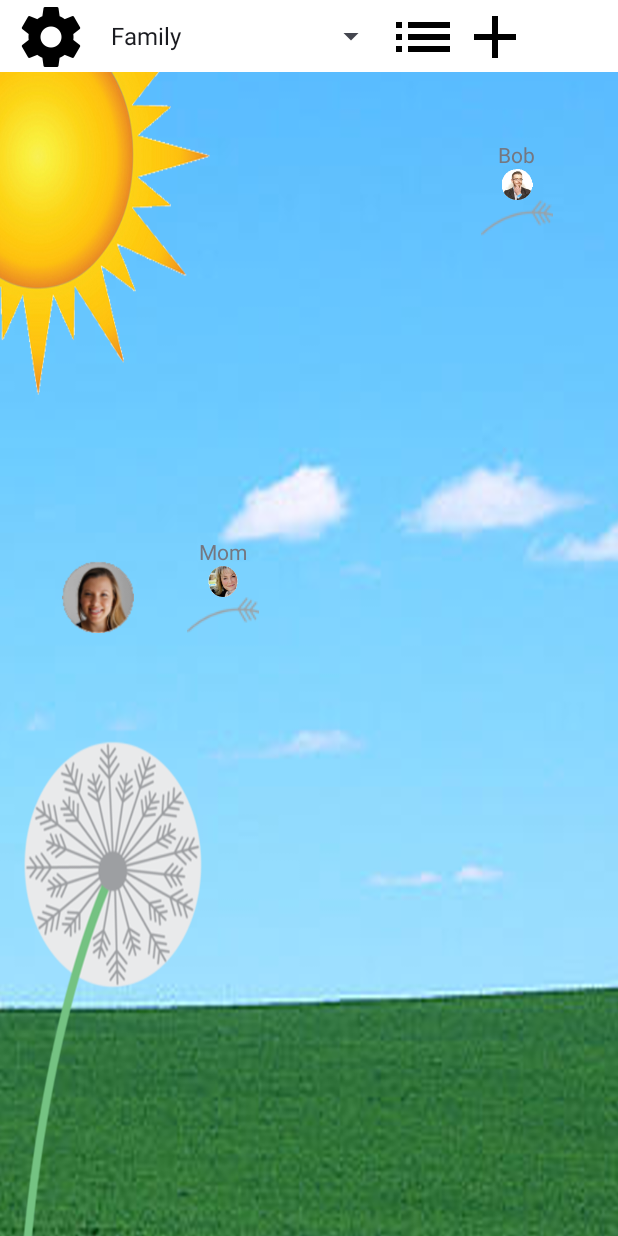
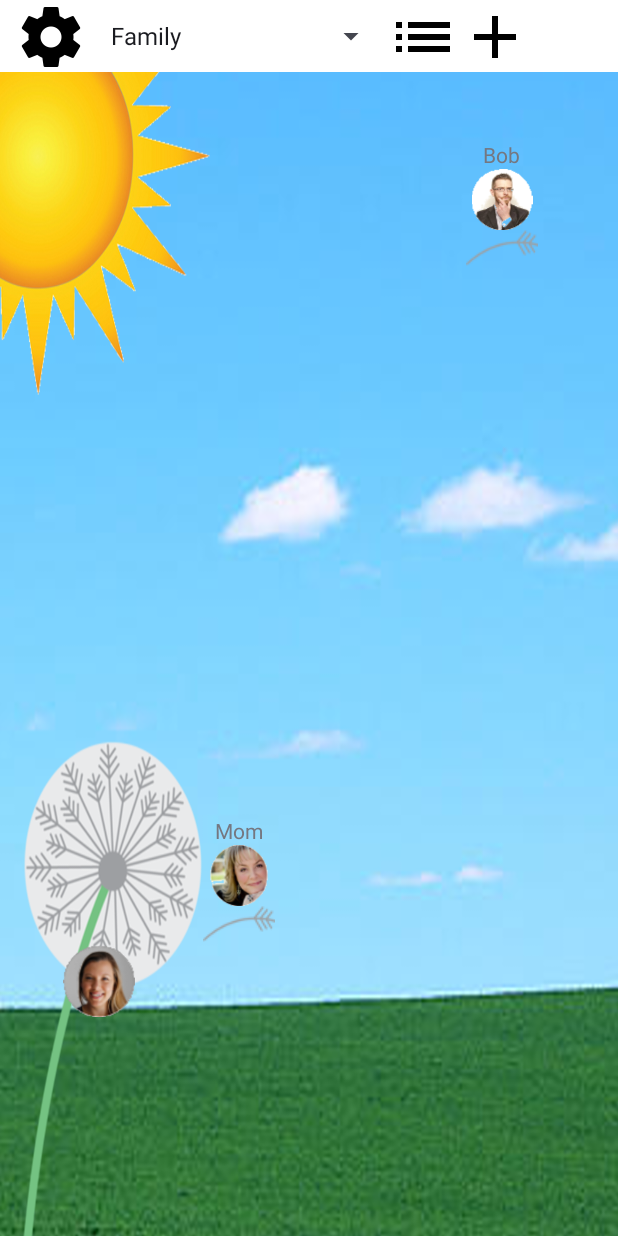
Before and after one commit to csjacob2/cs465-F2015, an Android app: the screen it shows after launch (MainActivity), on a phone screen of 412 x 824 dp. Run offline under Robolectric (Android 15) with nearby library versions, the phone set to English and light mode, and no system bars.

Commit message:
final prototype, updated picture sizes on main screen

```diff
--- a/CS465Messager/app/src/main/java/com/messager/og2/cs465/cs465messager/MessageViewActivity.java
+++ b/CS465Messager/app/src/main/java/com/messager/og2/cs465/cs465messager/MessageViewActivity.java
@@ -13,12 +13,12 @@ public class MessageViewActivity extends Activity {
     static Conversation[] conversations = {
             new Conversation(MainActivity.contacts.get(0), // Who the conversation is with. Bob, in this case.
                     new ConversationEntry[] {              // Individual chat entries.
-                            new ConversationEntry(MainActivity.me, "Hey"),
+                            new ConversationEntry(MainActivity.me, "Hey Bob"),
                             new ConversationEntry(MainActivity.contacts.get(0), "What's up?"),
-                            new ConversationEntry(MainActivity.me, "Nothing! Blah blah blah blah this is a very long line."),
-                            new ConversationEntry(MainActivity.contacts.get(0), "Indeed that was a very long line..."),
-                            new ConversationEntry(MainActivity.contacts.get(0), "Exciting!"),
-                            new ConversationEntry(MainActivity.me, "right..."),
+                            new ConversationEntry(MainActivity.me, "I was wondering if you had time to meet up"),
+                            new ConversationEntry(MainActivity.contacts.get(0), "That'd be great, when would you like to do that?"),
+                            new ConversationEntry(MainActivity.contacts.get(0), "Get back to me when you are free."),
+                            new ConversationEntry(MainActivity.me, "Will do! It'll be soon I promise!"),
                     },
                     true, // Urgent flag.
                     7),   // Days since last contacted.
--- a/CS465Messager/app/src/main/res/layout/activity_main.xml
+++ b/CS465Messager/app/src/main/res/layout/activity_main.xml
@@ -13,8 +13,8 @@
     tools:context=".MainActivity">
 
     <LinearLayout
-        android:layout_width="64dp"
-        android:layout_height="64dp"
+        android:layout_width="84dp"
+        android:layout_height="84dp"
         android:layout_marginEnd="35dp"
         android:id="@+id/diag_far"
         android:orientation="vertical"
@@ -25,8 +25,8 @@
     </LinearLayout>
 
     <LinearLayout
-        android:layout_width="64dp"
-        android:layout_height="64dp"
+        android:layout_width="84dp"
+        android:layout_height="84dp"
         android:id="@+id/diag_mid"
         android:orientation="vertical"
         android:layout_marginTop="27dp"
@@ -36,12 +36,12 @@
     </LinearLayout>
 
     <LinearLayout
-        android:layout_width="64dp"
-        android:layout_height="64dp"
+        android:layout_width="84dp"
+        android:layout_height="84dp"
         android:id="@+id/diag_near"
         android:orientation="vertical"
         android:layout_marginStart="27dp"
-        android:layout_marginTop="28dp"
+        android:layout_marginTop="80dp"
         android:layout_below="@+id/diag_mid"
         android:layout_toEndOf="@+id/button" />
 
@@ -85,56 +85,56 @@
         android:layout_height="48dp"
         android:src="@drawable/ppc1"
         android:id="@+id/button"
-        android:layout_marginStart="41dp"
-        android:layout_below="@+id/diag_near"
+        android:layout_marginStart="42dp"
+        android:onClick="userProfilePicClicked"
+        android:layout_alignParentBottom="true"
         android:layout_alignParentStart="true"
-        android:layout_marginTop="33dp"
-        android:onClick="userProfilePicClicked"
-        />
+        android:layout_marginBottom="146dp" />
 
     <LinearLayout
-        android:layout_width="64dp"
-        android:layout_height="64dp"
+        android:layout_width="84dp"
+        android:layout_height="84dp"
         android:id="@+id/top_near"
         android:orientation="vertical"
         android:layout_below="@+id/diag_mid"
         android:layout_alignEnd="@+id/button" />
 
     <LinearLayout
-        android:layout_width="64dp"
-        android:layout_height="64dp"
+        android:layout_width="84dp"
+        android:layout_height="84dp"
         android:id="@+id/top_mid"
         android:orientation="vertical"
         android:layout_below="@+id/diag_far"
         android:layout_alignStart="@+id/top_near" />
 
     <LinearLayout
-        android:layout_width="64dp"
-        android:layout_height="64dp"
+        android:layout_width="84dp"
+        android:layout_height="84dp"
         android:id="@+id/top_far"
         android:orientation="vertical"
         android:layout_below="@+id/linearLayout"
         android:layout_alignStart="@+id/top_mid" />
 
     <LinearLayout
-        android:layout_width="64dp"
-        android:layout_height="64dp"
+        android:layout_width="84dp"
+        android:layout_height="84dp"
         android:id="@+id/bottom_near"
         android:orientation="vertical"
+        android:layout_marginBottom="50dp"
         android:layout_alignBottom="@+id/button"
         android:layout_alignStart="@+id/diag_near" />
 
     <LinearLayout
-        android:layout_width="64dp"
-        android:layout_height="64dp"
+        android:layout_width="84dp"
+        android:layout_height="84dp"
         android:id="@+id/bottom_mid"
         android:orientation="vertical"
         android:layout_alignTop="@+id/bottom_near"
         android:layout_toStartOf="@+id/diag_far" />
 
     <LinearLayout
-        android:layout_width="64dp"
-        android:layout_height="64dp"
+        android:layout_width="84dp"
+        android:layout_height="84dp"
         android:id="@+id/bottom_far"
         android:orientation="vertical"
         android:layout_alignTop="@+id/bottom_mid"
```
Also changed, not shown: 1 other file.
